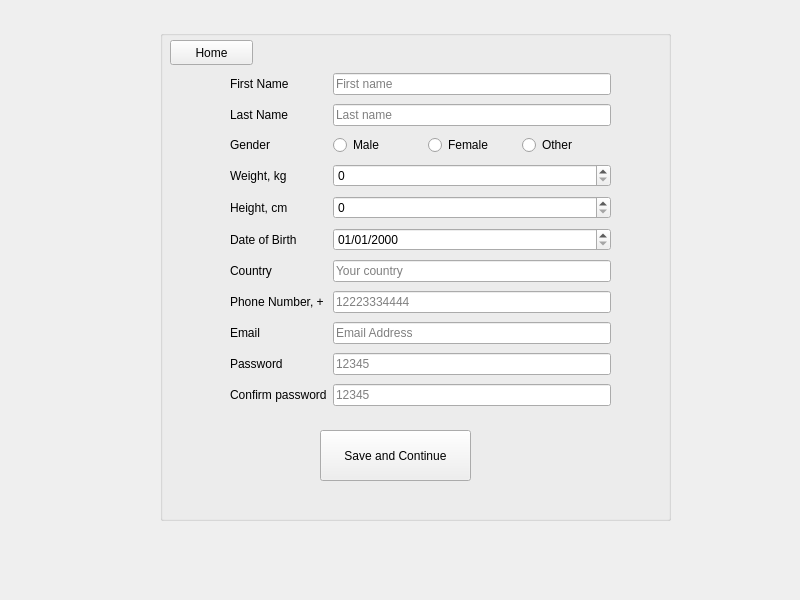
Old version of the form mainwindow.ui in the repository ImKirihara/RaDoTechDemo.
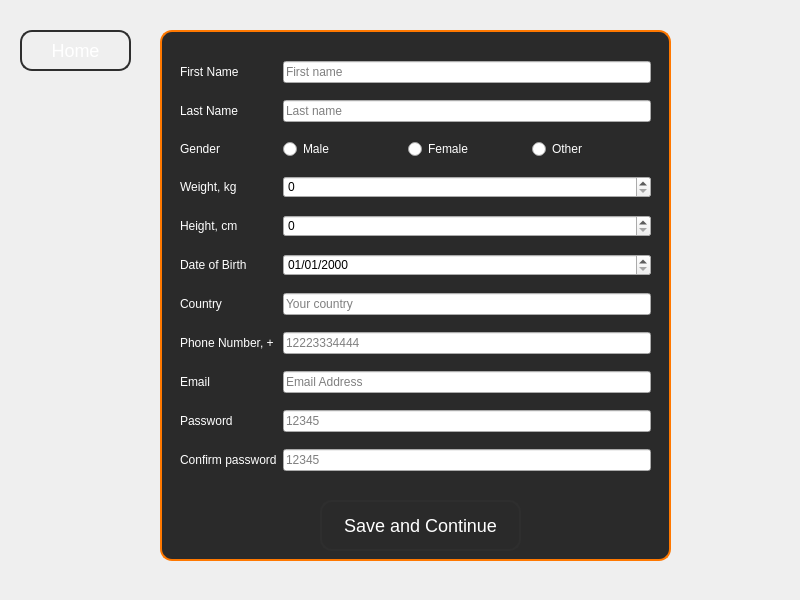
New version of the form. The open tabs and pages were chosen to show the change.

```diff
--- a/mainwindow.ui
+++ b/mainwindow.ui
@@ -156,15 +156,69 @@
      </widget>
     </widget>
     <widget class="QWidget" name="CreateProfile">
-     <widget class="QGroupBox" name="groupBox_2">
+     <property name="styleSheet">
+      <string notr="true">QWidget#CreateProfile{
+background: qlineargradient(
+        spread: pad,
+        x1: 1, y1: 0.045, 
+        x2: 1, y2: 1, 
+        stop: 0 rgba(255, 120, 0, 255),
+        stop: 1 rgba(246, 97, 81, 255)
+    );
+	color:white;
+}
+
+#container{
+background-color: #2a2a2a;
+    border: 2px solid rgba(255, 120, 0, 255);
+    border-radius: 12px;
+    padding: 20px;
+    margin-bottom: 30px;
+}
+
+QPushButton {
+    background: qlineargradient(
+        spread: pad, 
+        x1: 1, y1: 0.045, 
+        x2: 1, y2: 1, 
+        stop: 0 rgba(255, 120, 0, 255), 
+        stop: 1 rgba(246, 97, 81, 255)
+    );
+    color: white;
+    border: 2px solid rgb(46, 46, 46);
+    border-radius: 12px;
+    font-size: 18px;
+    padding: 6px 10px;
+}
+
+QPushButton:hover {
+    border: 1px solid rgba(255, 255, 255, 0.6);
+    background: rgba(255, 120, 0, 180);
+}
+
+QPushButton:pressed {
+    background-color: rgba(255, 120, 0, 220);
+    background: rgba(255, 255, 255, 0.2);
+}</string>
+     </property>
+     <widget class="QGroupBox" name="container">
       <property name="geometry">
        <rect>
         <x>160</x>
         <y>30</y>
         <width>511</width>
-        <height>491</height>
+        <height>561</height>
        </rect>
       </property>
+      <property name="styleSheet">
+       <string notr="true">QLabel{
+color: white;
+}
+
+QRadioButton{
+color:white;
+}</string>
+      </property>
       <property name="title">
        <string/>
       </property>
@@ -172,8 +226,8 @@
        <property name="geometry">
         <rect>
          <x>160</x>
-         <y>400</y>
-         <width>151</width>
+         <y>470</y>
+         <width>201</width>
          <height>51</height>
         </rect>
        </property>
@@ -184,10 +238,10 @@
       <widget class="QWidget" name="gridLayoutWidget">
        <property name="geometry">
         <rect>
-         <x>70</x>
-         <y>40</y>
-         <width>381</width>
-         <height>340</height>
+         <x>20</x>
+         <y>20</y>
+         <width>471</width>
+         <height>441</height>
         </rect>
        </property>
        <layout class="QGridLayout" name="userInfo">
@@ -371,19 +425,19 @@
         </item>
        </layout>
       </widget>
-      <widget class="QPushButton" name="Homebtn">
-       <property name="geometry">
-        <rect>
-         <x>10</x>
-         <y>10</y>
-         <width>83</width>
-         <height>25</height>
-        </rect>
-       </property>
-       <property name="text">
-        <string>Home</string>
-       </property>
-      </widget>
+     </widget>
+     <widget class="QPushButton" name="Homebtn">
+      <property name="geometry">
+       <rect>
+        <x>20</x>
+        <y>30</y>
+        <width>111</width>
+        <height>41</height>
+       </rect>
+      </property>
+      <property name="text">
+       <string>Home</string>
+      </property>
      </widget>
     </widget>
     <widget class="QWidget" name="loginProfile">
```
Left out of the diff: 16 changed lines with no effect on the pictures.
